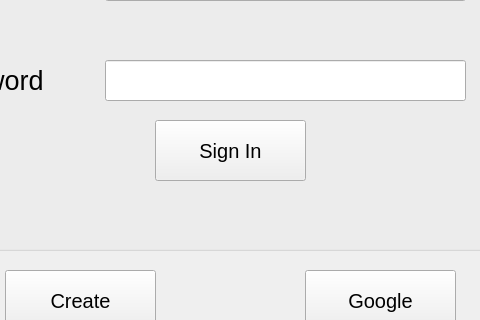
First picture: the form in Group4/mainwindow.ui, repository Assignment-C/UI-APP, before the edit; both pictures show x 275 to 755 and y 170 to 490 of the 946 by 598 pixel window.
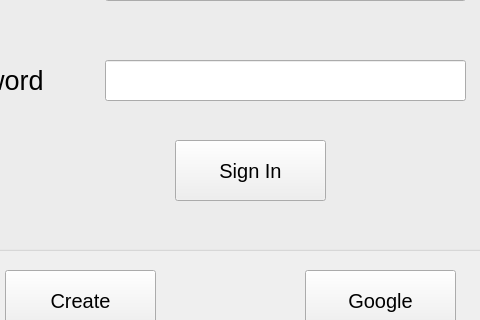
Second picture: the form after the edit. Icons and pictures are not drawn.

Diff of the .ui file:
```diff
--- a/Group4/mainwindow.ui
+++ b/Group4/mainwindow.ui
@@ -126,8 +126,8 @@
     <widget class="QPushButton" name="pushButton">
      <property name="geometry">
       <rect>
-       <x>250</x>
-       <y>220</y>
+       <x>270</x>
+       <y>240</y>
        <width>151</width>
        <height>61</height>
       </rect>
```
